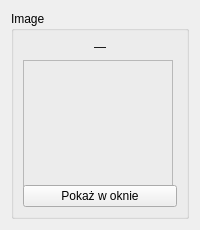
Above: dpVision/gui/forms/propImage.ui from pojdulos/pyDpVision before the change. Below: the same form after it.
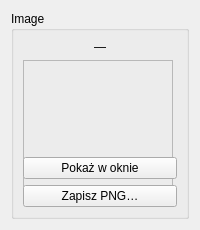
That is the form after the change.

Diff of the .ui file:
```diff
--- a/dpVision/gui/forms/propImage.ui
+++ b/dpVision/gui/forms/propImage.ui
@@ -80,6 +80,13 @@
         </property>
        </widget>
       </item>
+      <item>
+       <widget class="QPushButton" name="savePngButton">
+        <property name="text">
+         <string>Zapisz PNG…</string>
+        </property>
+       </widget>
+      </item>
      </layout>
     </widget>
    </item>
```
